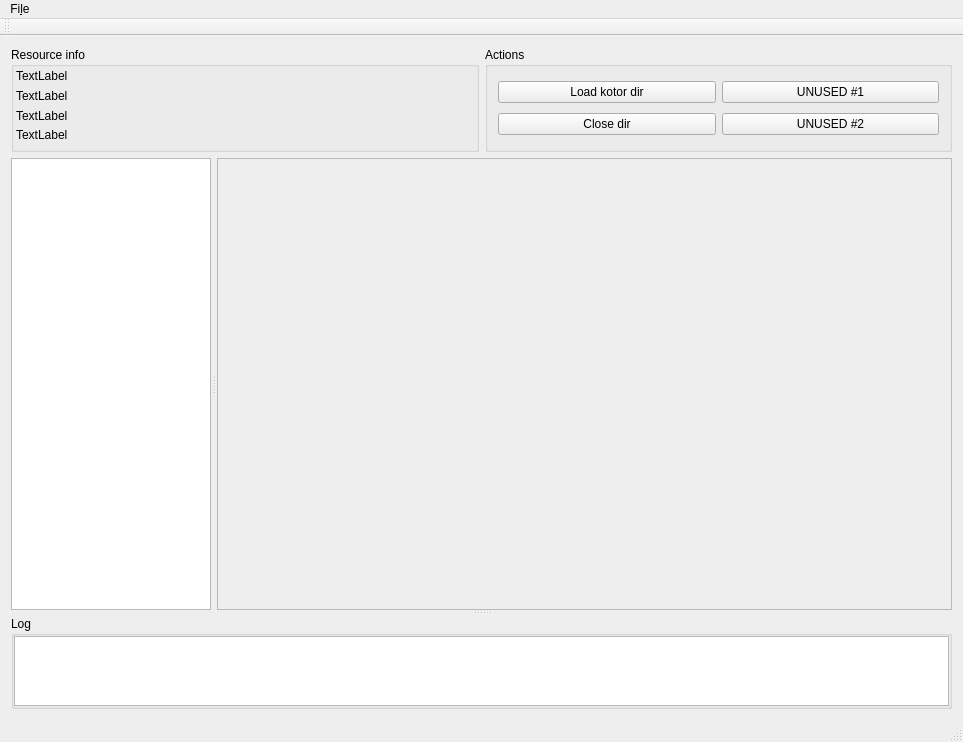
Old version of the form ui/mainwindow.ui in the repository xoreos/phaethon.
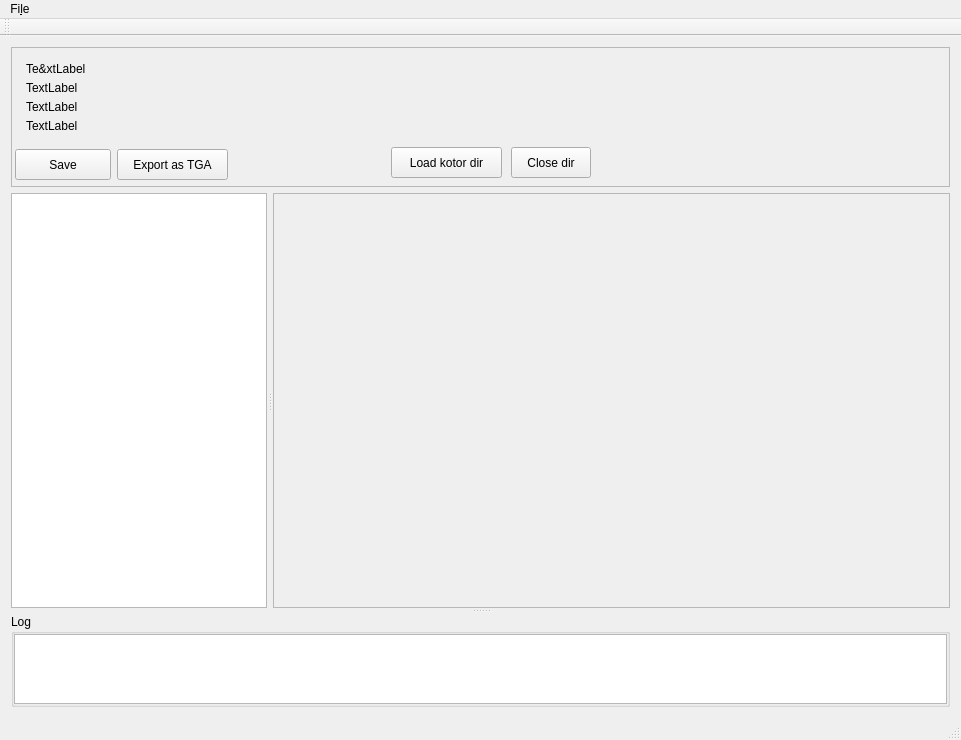
New version of the form.

Diff of the .ui file:
```diff
--- a/ui/mainwindow.ui
+++ b/ui/mainwindow.ui
@@ -9,8 +9,8 @@
    <rect>
     <x>0</x>
     <y>0</y>
-    <width>963</width>
-    <height>742</height>
+    <width>961</width>
+    <height>740</height>
    </rect>
   </property>
   <property name="sizePolicy">
@@ -25,421 +25,6 @@
     <height>300</height>
    </size>
   </property>
-  <property name="palette">
-   <palette>
-    <active>
-     <colorrole role="WindowText">
-      <brush brushstyle="SolidPattern">
-       <color alpha="255">
-        <red>0</red>
-        <green>0</green>
-        <blue>0</blue>
-       </color>
-      </brush>
-     </colorrole>
-     <colorrole role="Button">
-      <brush brushstyle="SolidPattern">
-       <color alpha="255">
-        <red>238</red>
-        <green>238</green>
-        <blue>238</blue>
-       </color>
-      </brush>
-     </colorrole>
-     <colorrole role="Light">
-      <brush brushstyle="SolidPattern">
-       <color alpha="255">
-        <red>255</red>
-        <green>255</green>
-        <blue>255</blue>
-       </color>
-      </brush>
-     </colorrole>
-     <colorrole role="Midlight">
-      <brush brushstyle="SolidPattern">
-       <color alpha="255">
-        <red>246</red>
-        <green>246</green>
-        <blue>246</blue>
-       </color>
-      </brush>
-     </colorrole>
-     <colorrole role="Dark">
-      <brush brushstyle="SolidPattern">
-       <color alpha="255">
-        <red>119</red>
-        <green>119</green>
-        <blue>119</blue>
-       </color>
-      </brush>
-     </colorrole>
-     <colorrole role="Mid">
-      <brush brushstyle="SolidPattern">
-       <color alpha="255">
-        <red>158</red>
-        <green>158</green>
-        <blue>158</blue>
-       </color>
-      </brush>
-     </colorrole>
-     <colorrole role="Text">
-      <brush brushstyle="SolidPattern">
-       <color alpha="255">
-        <red>0</red>
-        <green>0</green>
-        <blue>0</blue>
-       </color>
-      </brush>
-     </colorrole>
-     <colorrole role="BrightText">
-      <brush brushstyle="SolidPattern">
-       <color alpha="255">
-        <red>255</red>
-        <green>255</green>
-        <blue>255</blue>
-       </color>
-      </brush>
-     </colorrole>
-     <colorrole role="ButtonText">
-      <brush brushstyle="SolidPattern">
-       <color alpha="255">
-        <red>0</red>
-        <green>0</green>
-        <blue>0</blue>
-       </color>
-      </brush>
-     </colorrole>
-     <colorrole role="Base">
-      <brush brushstyle="SolidPattern">
-       <color alpha="255">
-        <red>255</red>
-        <green>255</green>
-        <blue>255</blue>
-       </color>
-      </brush>
-     </colorrole>
-     <colorrole role="Window">
-      <brush brushstyle="SolidPattern">
-       <color alpha="255">
-        <red>238</red>
-        <green>238</green>
-        <blue>238</blue>
-       </color>
-      </brush>
-     </colorrole>
-     <colorrole role="Shadow">
-      <brush brushstyle="SolidPattern">
-       <color alpha="255">
-        <red>0</red>
-        <green>0</green>
-        <blue>0</blue>
-       </color>
-      </brush>
-     </colorrole>
-     <colorrole role="AlternateBase">
-      <brush brushstyle="SolidPattern">
-       <color alpha="255">
-        <red>246</red>
-        <green>246</green>
-        <blue>246</blue>
-       </color>
-      </brush>
-     </colorrole>
-     <colorrole role="ToolTipBase">
-      <brush brushstyle="SolidPattern">
-       <color alpha="255">
-        <red>255</red>
-        <green>255</green>
-        <blue>220</blue>
-       </color>
-      </brush>
-     </colorrole>
-     <colorrole role="ToolTipText">
-      <brush brushstyle="SolidPattern">
-       <color alpha="255">
-        <red>0</red>
-        <green>0</green>
-        <blue>0</blue>
-       </color>
-      </brush>
-     </colorrole>
-    </active>
-    <inactive>
-     <colorrole role="WindowText">
-      <brush brushstyle="SolidPattern">
-       <color alpha="255">
-        <red>0</red>
-        <green>0</green>
-        <blue>0</blue>
-       </color>
-      </brush>
-     </colorrole>
-     <colorrole role="Button">
-      <brush brushstyle="SolidPattern">
-       <color alpha="255">
-        <red>238</red>
-        <green>238</green>
-        <blue>238</blue>
-       </color>
-      </brush>
-     </colorrole>
-     <colorrole role="Light">
-      <brush brushstyle="SolidPattern">
-       <color alpha="255">
-        <red>255</red>
-        <green>255</green>
-        <blue>255</blue>
-       </color>
-      </brush>
-     </colorrole>
-     <colorrole role="Midlight">
-      <brush brushstyle="SolidPattern">
-       <color alpha="255">
-        <red>246</red>
-        <green>246</green>
-        <blue>246</blue>
-       </color>
-      </brush>
-     </colorrole>
-     <colorrole role="Dark">
-      <brush brushstyle="SolidPattern">
-       <color alpha="255">
-        <red>119</red>
-        <green>119</green>
-        <blue>119</blue>
-       </color>
-      </brush>
-     </colorrole>
-     <colorrole role="Mid">
-      <brush brushstyle="SolidPattern">
-       <color alpha="255">
-        <red>158</red>
-        <green>158</green>
-        <blue>158</blue>
-       </color>
-      </brush>
-     </colorrole>
-     <colorrole role="Text">
-      <brush brushstyle="SolidPattern">
-       <color alpha="255">
-        <red>0</red>
-        <green>0</green>
-        <blue>0</blue>
-       </color>
-      </brush>
-     </colorrole>
-     <colorrole role="BrightText">
-      <brush brushstyle="SolidPattern">
-       <color alpha="255">
-        <red>255</red>
-        <green>255</green>
-        <blue>255</blue>
-       </color>
-      </brush>
-     </colorrole>
-     <colorrole role="ButtonText">
-      <brush brushstyle="SolidPattern">
-       <color alpha="255">
-        <red>0</red>
-        <green>0</green>
-        <blue>0</blue>
-       </color>
-      </brush>
-     </colorrole>
-     <colorrole role="Base">
-      <brush brushstyle="SolidPattern">
-       <color alpha="255">
-        <red>255</red>
-        <green>255</green>
-        <blue>255</blue>
-       </color>
-      </brush>
-     </colorrole>
-     <colorrole role="Window">
-      <brush brushstyle="SolidPattern">
-       <color alpha="255">
-        <red>238</red>
-        <green>238</green>
-        <blue>238</blue>
-       </color>
-      </brush>
-     </colorrole>
-     <colorrole role="Shadow">
-      <brush brushstyle="SolidPattern">
-       <color alpha="255">
-        <red>0</red>
-        <green>0</green>
-        <blue>0</blue>
-       </color>
-      </brush>
-     </colorrole>
-     <colorrole role="AlternateBase">
-      <brush brushstyle="SolidPattern">
-       <color alpha="255">
-        <red>246</red>
-        <green>246</green>
-        <blue>246</blue>
-       </color>
-      </brush>
-     </colorrole>
-     <colorrole role="ToolTipBase">
-      <brush brushstyle="SolidPattern">
-       <color alpha="255">
-        <red>255</red>
-        <green>255</green>
-        <blue>220</blue>
-       </color>
-      </brush>
-     </colorrole>
-     <colorrole role="ToolTipText">
-      <brush brushstyle="SolidPattern">
-       <color alpha="255">
-        <red>0</red>
-        <green>0</green>
-        <blue>0</blue>
-       </color>
-      </brush>
-     </colorrole>
-    </inactive>
-    <disabled>
-     <colorrole role="WindowText">
-      <brush brushstyle="SolidPattern">
-       <color alpha="255">
-        <red>119</red>
-        <green>119</green>
-        <blue>119</blue>
-       </color>
-      </brush>
-     </colorrole>
-     <colorrole role="Button">
-      <brush brushstyle="SolidPattern">
-       <color alpha="255">
-        <red>238</red>
-        <green>238</green>
-        <blue>238</blue>
-       </color>
-      </brush>
-     </colorrole>
-     <colorrole role="Light">
-      <brush brushstyle="SolidPattern">
-       <color alpha="255">
-        <red>255</red>
-        <green>255</green>
-        <blue>255</blue>
-       </color>
-      </brush>
-     </colorrole>
-     <colorrole role="Midlight">
-      <brush brushstyle="SolidPattern">
-       <color alpha="255">
-        <red>246</red>
-        <green>246</green>
-        <blue>246</blue>
-       </color>
-      </brush>
-     </colorrole>
-     <colorrole role="Dark">
-      <brush brushstyle="SolidPattern">
-       <color alpha="255">
-        <red>119</red>
-        <green>119</green>
-        <blue>119</blue>
-       </color>
-      </brush>
-     </colorrole>
-     <colorrole role="Mid">
-      <brush brushstyle="SolidPattern">
-       <color alpha="255">
-        <red>158</red>
-        <green>158</green>
-        <blue>158</blue>
-       </color>
-      </brush>
-     </colorrole>
-     <colorrole role="Text">
-      <brush brushstyle="SolidPattern">
-       <color alpha="255">
-        <red>119</red>
-        <green>119</green>
-        <blue>119</blue>
-       </color>
-      </brush>
-     </colorrole>
-     <colorrole role="BrightText">
-      <brush brushstyle="SolidPattern">
-       <color alpha="255">
-        <red>255</red>
-        <green>255</green>
-        <blue>255</blue>
-       </color>
-      </brush>
-     </colorrole>
-     <colorrole role="ButtonText">
-      <brush brushstyle="SolidPattern">
-       <color alpha="255">
-        <red>119</red>
-        <green>119</green>
-        <blue>119</blue>
-       </color>
-      </brush>
-     </colorrole>
-     <colorrole role="Base">
-      <brush brushstyle="SolidPattern">
-       <color alpha="255">
-        <red>238</red>
-        <green>238</green>
-        <blue>238</blue>
-       </color>
-      </brush>
-     </colorrole>
-     <colorrole role="Window">
-      <brush brushstyle="SolidPattern">
-       <color alpha="255">
-        <red>238</red>
-        <green>238</green>
-        <blue>238</blue>
-       </color>
-      </brush>
-     </colorrole>
-     <colorrole role="Shadow">
-      <brush brushstyle="SolidPattern">
-       <color alpha="255">
-        <red>0</red>
-        <green>0</green>
-        <blue>0</blue>
-       </color>
-      </brush>
-     </colorrole>
-     <colorrole role="AlternateBase">
-      <brush brushstyle="SolidPattern">
-       <color alpha="255">
-        <red>238</red>
-        <green>238</green>
-        <blue>238</blue>
-       </color>
-      </brush>
-     </colorrole>
-     <colorrole role="ToolTipBase">
-      <brush brushstyle="SolidPattern">
-       <color alpha="255">
-        <red>255</red>
-        <green>255</green>
-        <blue>220</blue>
-       </color>
-      </brush>
-     </colorrole>
-     <colorrole role="ToolTipText">
-      <brush brushstyle="SolidPattern">
-       <color alpha="255">
-        <red>0</red>
-        <green>0</green>
-        <blue>0</blue>
-       </color>
-      </brush>
-     </colorrole>
-    </disabled>
-   </palette>
-  </property>
   <property name="windowTitle">
    <string>Phaethon-qt</string>
   </property>
@@ -456,6 +41,12 @@
    <layout class="QGridLayout" name="gridLayout">
     <item row="1" column="0">
      <widget class="QSplitter" name="splitter_2">
+      <property name="sizePolicy">
+       <sizepolicy hsizetype="Preferred" vsizetype="Expanding">
+        <horstretch>0</horstretch>
+        <verstretch>3</verstretch>
+       </sizepolicy>
+      </property>
       <property name="orientation">
        <enum>Qt::Vertical</enum>
       </property>
@@ -484,7 +75,7 @@
        <widget class="QTreeView" name="treeView">
         <property name="sizePolicy">
          <sizepolicy hsizetype="Minimum" vsizetype="Expanding">
-          <horstretch>1</horstretch>
+          <horstretch>0</horstretch>
           <verstretch>0</verstretch>
          </sizepolicy>
         </property>
@@ -494,18 +85,6 @@
           <height>0</height>
          </size>
         </property>
-        <property name="maximumSize">
-         <size>
-          <width>200</width>
-          <height>16777215</height>
-         </size>
-        </property>
-        <property name="baseSize">
-         <size>
-          <width>180</width>
-          <height>0</height>
-         </size>
-        </property>
         <property name="indentation">
          <number>21</number>
         </property>
@@ -577,8 +156,8 @@
            <string>&lt;!DOCTYPE HTML PUBLIC &quot;-//W3C//DTD HTML 4.0//EN&quot; &quot;http://www.w3.org/TR/REC-html40/strict.dtd&quot;&gt;
 &lt;html&gt;&lt;head&gt;&lt;meta name=&quot;qrichtext&quot; content=&quot;1&quot; /&gt;&lt;style type=&quot;text/css&quot;&gt;
 p, li { white-space: pre-wrap; }
-&lt;/style&gt;&lt;/head&gt;&lt;body style=&quot; font-family:'Sans'; font-size:10pt; font-weight:400; font-style:normal;&quot;&gt;
-&lt;p style=&quot;-qt-paragraph-type:empty; margin-top:0px; margin-bottom:0px; margin-left:0px; margin-right:0px; -qt-block-indent:0; text-indent:0px;&quot;&gt;&lt;br /&gt;&lt;/p&gt;&lt;/body&gt;&lt;/html&gt;</string>
+&lt;/style&gt;&lt;/head&gt;&lt;body style=&quot; font-family:'Noto Sans'; font-size:10pt; font-weight:400; font-style:normal;&quot;&gt;
+&lt;p style=&quot;-qt-paragraph-type:empty; margin-top:0px; margin-bottom:0px; margin-left:0px; margin-right:0px; -qt-block-indent:0; text-indent:0px; font-family:'Sans';&quot;&gt;&lt;br /&gt;&lt;/p&gt;&lt;/body&gt;&lt;/html&gt;</string>
           </property>
          </widget>
         </item>
@@ -587,53 +166,41 @@
      </widget>
     </item>
     <item row="0" column="0">
-     <layout class="QHBoxLayout" name="horizontalLayout_2">
-      <item>
-       <widget class="QGroupBox" name="resourcePanel">
+     <widget class="QFrame" name="frame_2">
         <property name="sizePolicy">
          <sizepolicy hsizetype="Preferred" vsizetype="Fixed">
-          <horstretch>1</horstretch>
-          <verstretch>1</verstretch>
+        <horstretch>0</horstretch>
+        <verstretch>0</verstretch>
          </sizepolicy>
         </property>
         <property name="minimumSize">
          <size>
           <width>0</width>
-          <height>105</height>
-         </size>
-        </property>
-        <property name="title">
-         <string>Resource info</string>
-        </property>
-        <property name="alignment">
-         <set>Qt::AlignLeading|Qt::AlignLeft|Qt::AlignTop</set>
-        </property>
-        <property name="flat">
-         <bool>true</bool>
-        </property>
-        <property name="checkable">
-         <bool>false</bool>
-        </property>
-        <layout class="QHBoxLayout" name="horizontalLayout_3">
-         <property name="leftMargin">
-          <number>2</number>
-         </property>
-         <property name="topMargin">
-          <number>2</number>
-         </property>
-         <property name="rightMargin">
-          <number>2</number>
-         </property>
-         <property name="bottomMargin">
-          <number>2</number>
-         </property>
-         <item>
-          <layout class="QVBoxLayout" name="resLabelsVBox">
-           <property name="spacing">
-            <number>1</number>
-           </property>
+        <height>140</height>
+       </size>
+      </property>
+      <property name="frameShape">
+       <enum>QFrame::StyledPanel</enum>
+      </property>
+      <widget class="QWidget" name="">
+       <property name="geometry">
+        <rect>
+         <x>4</x>
+         <y>4</y>
+         <width>941</width>
+         <height>92</height>
+        </rect>
+       </property>
+       <layout class="QVBoxLayout" name="verticalLayout">
            <item>
             <widget class="QLabel" name="resLabelName">
+          <property name="font">
+           <font>
+            <pointsize>9</pointsize>
+            <weight>50</weight>
+            <bold>false</bold>
+           </font>
+          </property>
              <property name="cursor">
               <cursorShape>IBeamCursor</cursorShape>
              </property>
@@ -641,7 +208,7 @@
               <enum>QFrame::Raised</enum>
              </property>
              <property name="text">
-              <string>TextLabel</string>
+           <string>Te&amp;xtLabel</string>
              </property>
              <property name="alignment">
               <set>Qt::AlignLeading|Qt::AlignLeft|Qt::AlignTop</set>
@@ -653,6 +220,13 @@
            </item>
            <item>
             <widget class="QLabel" name="resLabelSize">
+          <property name="font">
+           <font>
+            <pointsize>9</pointsize>
+            <weight>50</weight>
+            <bold>false</bold>
+           </font>
+          </property>
              <property name="cursor">
               <cursorShape>IBeamCursor</cursorShape>
              </property>
@@ -672,6 +246,13 @@
            </item>
            <item>
             <widget class="QLabel" name="resLabelFileType">
+          <property name="font">
+           <font>
+            <pointsize>9</pointsize>
+            <weight>50</weight>
+            <bold>false</bold>
+           </font>
+          </property>
              <property name="cursor">
               <cursorShape>IBeamCursor</cursorShape>
              </property>
@@ -691,6 +272,13 @@
            </item>
            <item>
             <widget class="QLabel" name="resLabelResType">
+          <property name="font">
+           <font>
+            <pointsize>9</pointsize>
+            <weight>50</weight>
+            <bold>false</bold>
+           </font>
+          </property>
              <property name="cursor">
               <cursorShape>IBeamCursor</cursorShape>
              </property>
@@ -709,86 +297,98 @@
             </widget>
            </item>
           </layout>
-         </item>
-        </layout>
-       </widget>
-      </item>
-      <item>
-       <widget class="QGroupBox" name="actionButtons">
-        <property name="sizePolicy">
-         <sizepolicy hsizetype="Preferred" vsizetype="Fixed">
-          <horstretch>1</horstretch>
-          <verstretch>0</verstretch>
-         </sizepolicy>
-        </property>
-        <property name="minimumSize">
-         <size>
-          <width>0</width>
-          <height>105</height>
-         </size>
-        </property>
-        <property name="title">
-         <string>Actions</string>
-        </property>
-        <layout class="QHBoxLayout" name="horizontalLayout_4">
-         <property name="leftMargin">
-          <number>10</number>
-         </property>
-         <property name="topMargin">
-          <number>10</number>
-         </property>
-         <property name="rightMargin">
-          <number>10</number>
-         </property>
-         <property name="bottomMargin">
-          <number>10</number>
-         </property>
-         <item>
-          <layout class="QGridLayout" name="actionButtonsLayout">
-           <item row="0" column="1">
-            <widget class="QPushButton" name="bUnused1">
-             <property name="text">
-              <string>UNUSED #1</string>
-             </property>
-            </widget>
-           </item>
-           <item row="1" column="1">
-            <widget class="QPushButton" name="bUnused2">
-             <property name="text">
-              <string>UNUSED #2</string>
-             </property>
-            </widget>
-           </item>
-           <item row="0" column="0">
+      </widget>
             <widget class="QPushButton" name="bLoadKotorDir">
+       <property name="geometry">
+        <rect>
+         <x>380</x>
+         <y>100</y>
+         <width>111</width>
+         <height>31</height>
+        </rect>
+       </property>
+       <property name="sizePolicy">
+        <sizepolicy hsizetype="Maximum" vsizetype="Fixed">
+         <horstretch>0</horstretch>
+         <verstretch>0</verstretch>
+        </sizepolicy>
+       </property>
              <property name="text">
               <string>Load kotor dir</string>
              </property>
             </widget>
-           </item>
-           <item row="1" column="0">
+      <widget class="QPushButton" name="bSave">
+       <property name="geometry">
+        <rect>
+         <x>4</x>
+         <y>102</y>
+         <width>96</width>
+         <height>31</height>
+        </rect>
+       </property>
+       <property name="sizePolicy">
+        <sizepolicy hsizetype="Maximum" vsizetype="Fixed">
+         <horstretch>0</horstretch>
+         <verstretch>0</verstretch>
+        </sizepolicy>
+       </property>
+       <property name="text">
+        <string>Save</string>
+       </property>
+      </widget>
             <widget class="QPushButton" name="bCloseDir">
+       <property name="geometry">
+        <rect>
+         <x>500</x>
+         <y>100</y>
+         <width>80</width>
+         <height>31</height>
+        </rect>
+       </property>
+       <property name="sizePolicy">
+        <sizepolicy hsizetype="Maximum" vsizetype="Fixed">
+         <horstretch>0</horstretch>
+         <verstretch>0</verstretch>
+        </sizepolicy>
+       </property>
              <property name="text">
               <string>Close dir</string>
              </property>
             </widget>
-           </item>
-          </layout>
-         </item>
-        </layout>
-       </widget>
-      </item>
-     </layout>
-    </item>
-   </layout>
+      <widget class="QPushButton" name="bExportTGA">
+       <property name="geometry">
+        <rect>
+         <x>106</x>
+         <y>102</y>
+         <width>111</width>
+         <height>31</height>
+        </rect>
+       </property>
+       <property name="text">
+        <string>Export as TGA</string>
+       </property>
+      </widget>
+     </widget>
+    </item>
+   </layout>
+   <zorder>splitter_2</zorder>
+   <zorder>bLoadKotorDir</zorder>
+   <zorder>bSave</zorder>
+   <zorder>bCloseDir</zorder>
+   <zorder>bExportTGA</zorder>
+   <zorder>resourcePanel</zorder>
+   <zorder></zorder>
+   <zorder></zorder>
+   <zorder>gridLayoutWidget</zorder>
+   <zorder>frame_2</zorder>
   </widget>
   <widget class="QMenuBar" name="menuBar">
    <property name="geometry">
     <rect>
      <x>0</x>
      <y>0</y>
-     <width>963</width>
-     <height>20</height>
+     <width>961</width>
+     <height>27</height>
     </rect>
    </property>
    <widget class="QMenu" name="menuFile">
```
Left out of the diff: 2 changed lines with no effect on the pictures. Lines whose indentation alone changed are shown as unchanged.
